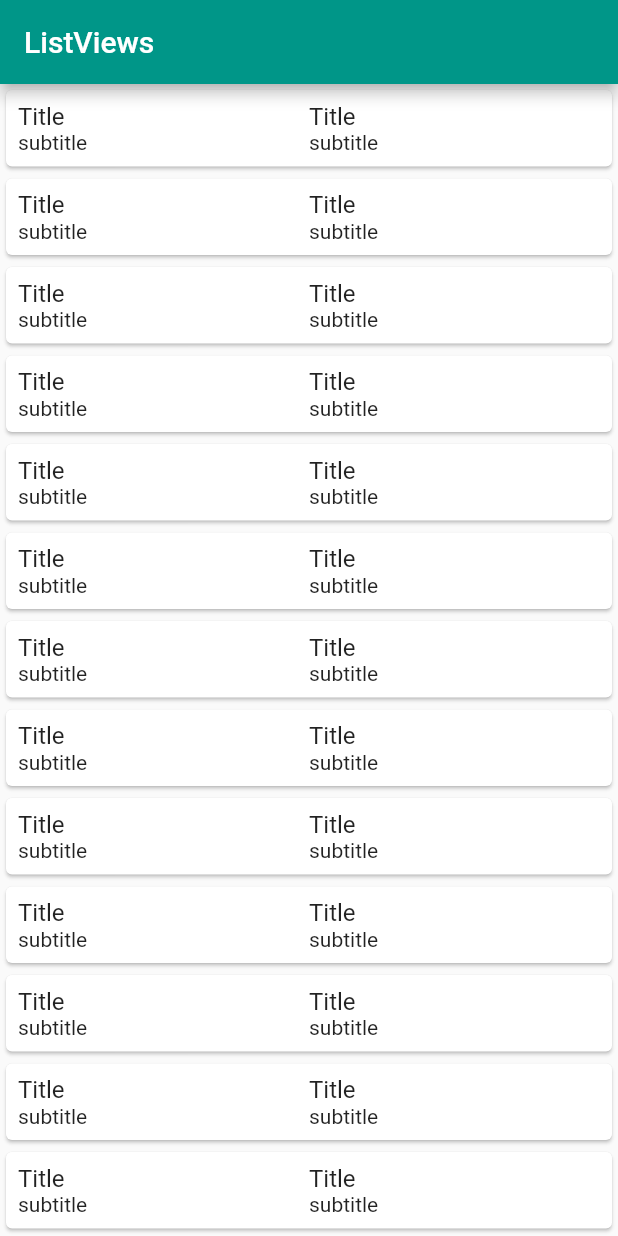
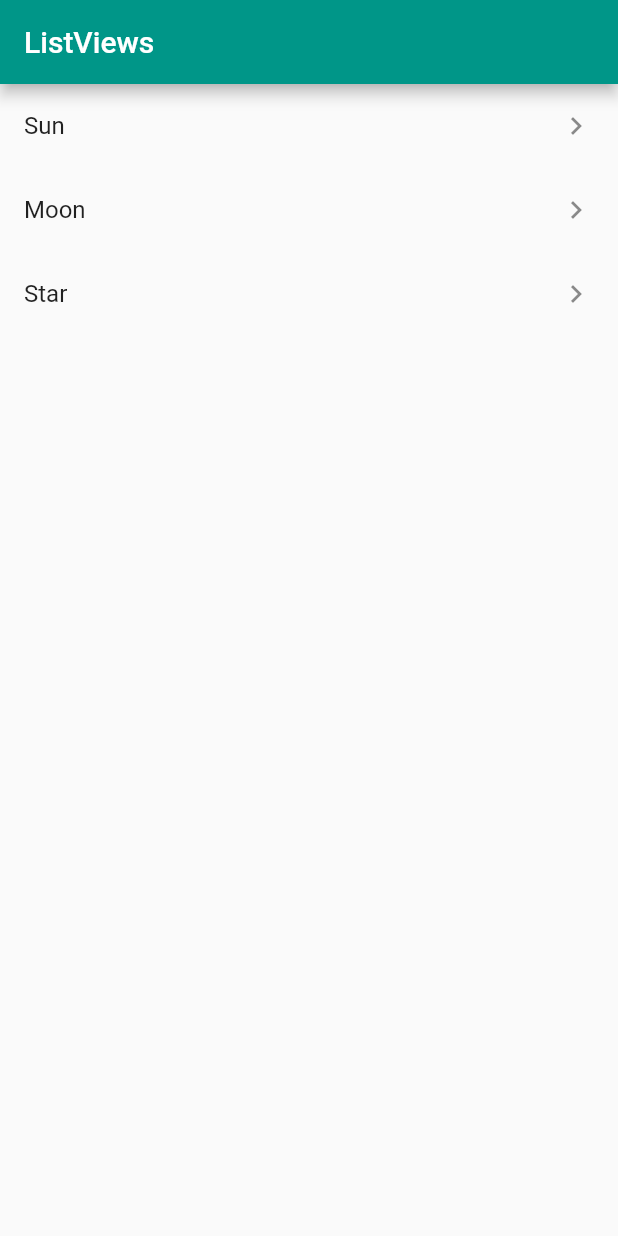
Before and after one commit to after-six/list-view-wonwoo, a Flutter app: the screen it shows after launch, on a phone screen of 412 x 824 dp. Run offline on Flutter 3.47's test engine with Material 2 defaults, Android fonts, the phone set to English and light mode, and no system bars.

Commit message:
Touch detection

```diff
--- a/lib/main.dart
+++ b/lib/main.dart
@@ -28,33 +28,29 @@ class BodyLayout extends StatelessWidget {
 
 // replace this function with the code in the examples
 Widget _myListView(BuildContext context) {
-
-  // the Expanded widget lets the columns share the space
-  Widget column = Expanded(
-    child: Column(
-      // align the text to the left instead of centered
-      crossAxisAlignment: CrossAxisAlignment.start,
-      children: <Widget>[
-        Text('Title', style: TextStyle(fontSize: 16),),
-        Text('subtitle'),
-      ],
-    ),
+  return ListView(
+    children: <Widget>[
+      ListTile(
+        title: Text('Sun'),
+        trailing: Icon(Icons.keyboard_arrow_right),
+        onTap: () {
+          print('Sun');
+        },
+      ),
+      ListTile(
+        title: Text('Moon'),
+        trailing: Icon(Icons.keyboard_arrow_right),
+        onTap: () {
+          print('Moon');
+        },
+      ),
+      ListTile(
+        title: Text('Star'),
+        trailing: Icon(Icons.keyboard_arrow_right),
+        onTap: () {
+          print('Star');
+        },
+      ),
+    ],
   );
-
-  return ListView.builder(
-    itemBuilder: (context, index) {
-      return Card(
-        child: Padding(
-          padding: const EdgeInsets.all(8.0),
-          child: Row(
-            children: <Widget>[
-              column,
-              column,
-            ],
-          ),
-        ),
-      );
-    },
-  );
-
 }
```
